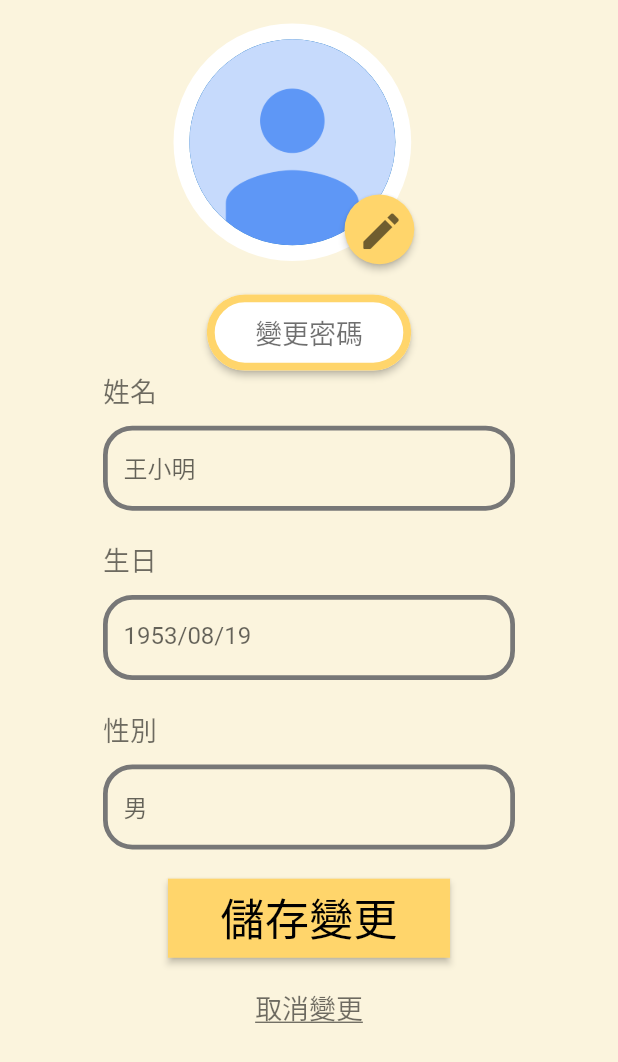
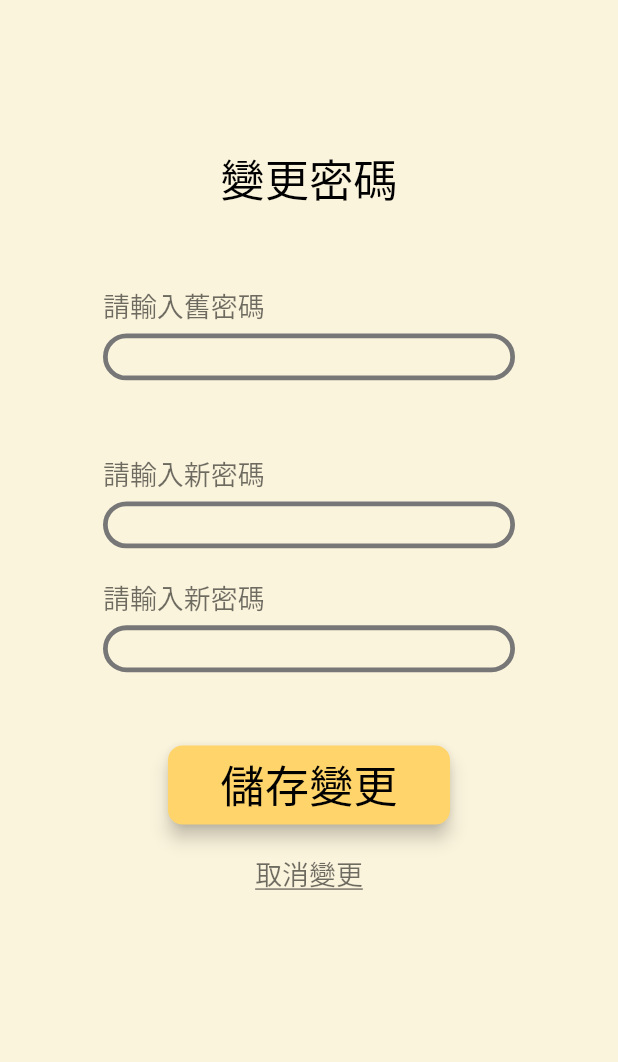
Before and after one commit to tsaoni/famistroy, a Flutter app: the EditPersonalInfoPage screen opened directly, after a tap on "變更密碼", on a phone screen of 412 x 824 dp. Shown: the top 1062 px of the screen. Run offline on Flutter 3.47's test engine with Material 2 defaults, Android fonts, the phone set to English and light mode, and no system bars; our stand-ins replace flutter_screenutil, image_picker, permission_handler, persistent_bottom_nav_bar; missing offline and left inert: flutter_sound.

Commit message:
Change password page layout

```diff
--- a/lib/info/edit_personal_page.dart
+++ b/lib/info/edit_personal_page.dart
@@ -2,8 +2,9 @@ import 'package:flutter/material.dart';
 
 import 'package:flutter_screenutil/flutter_screenutil.dart';
 
+import 'package:famistory/info/password_page.dart';
+import 'package:famistory/post/post_widgets.dart';
 import 'package:famistory/widgets/widgets.dart';
-import 'package:famistory/post/post_widgets.dart';
 
 class EditPersonalInfoPage extends StatefulWidget {
   const EditPersonalInfoPage({ Key? key }) : super(key: key);
@@ -67,7 +68,10 @@ class _EditPersonalInfoPageState extends State<EditPersonalInfoPage> {
 
                     RoundedElevatedButtonWithBorder(
                       onPressed: () {
-                        // TODO: add change pwd page
+                        Navigator.push(
+                          context,
+                          MaterialPageRoute(builder: (context) => ChangePasswordPage())
+                        );
                       },
                       backgroundColor: Colors.white,
                       borderColor: yellow,
@@ -85,6 +89,7 @@ class _EditPersonalInfoPageState extends State<EditPersonalInfoPage> {
 
                     RoundedRectElevatedButton(
                       backgroundColor: yellow,
+                      radius: 10.r,
                       onPressed: () {
                         // TODO: Update the data
                       },
--- /dev/null
+++ b/lib/info/password_page.dart
@@ -0,0 +1,192 @@
+import 'dart:convert';
+
+import 'package:flutter/material.dart';
+
+import 'package:crypto/crypto.dart';
+import 'package:flutter_screenutil/flutter_screenutil.dart';
+
+import 'package:famistory/widgets/widgets.dart';
+
+class ChangePasswordPage extends StatefulWidget {
+  const ChangePasswordPage({Key? key}) : super(key: key);
+
+  @override
+  State<ChangePasswordPage> createState() => _ChangePasswordPageState();
+}
+
+class _ChangePasswordPageState extends State<ChangePasswordPage> {
+
+  final _oldPasswordController = TextEditingController();
+  final _newPasswordController = TextEditingController();
+  final _checkPasswordController = TextEditingController();
+
+  bool _isValid = true;
+  bool _areSame = true;
+
+  @override
+  Widget build(BuildContext context) {
+    return Scaffold(
+      body: SafeArea(
+        child: Stack(
+          alignment: Alignment.topCenter,
+          children: [
+            Container(
+              color: lightYellow,
+            ),
+            SingleChildScrollView(
+              child: Column(
+                children: [
+                  SizedBox(height: 100.h,),
+                  Text("變更密碼", style: largeTextStyle,),
+                  SizedBox(height: 50.h,),
+
+                  Column(
+                    crossAxisAlignment: CrossAxisAlignment.start,
+                    children: [
+                      Text(
+                        _isValid ? "請輸入舊密碼" : "請輸入舊密碼(密碼錯誤)",
+                        style: _isValid
+                          ? TextStyle(fontSize: 17.sp, color: lightBlack)
+                          : TextStyle(fontSize: 17.sp, color: Colors.red),
+                      ),
+                      SizedBox(height: 5.h,),
+                      Container(
+                        decoration: BoxDecoration(
+                          border: Border.all(
+                            color: grey,
+                            width: 3.w,
+                          ),
+                          borderRadius: BorderRadius.circular(20.r)
+                        ),
+                        width: 260.w,
+                        height: 32.h,
+                        child: TextField(
+                          controller: _oldPasswordController,
+                          decoration: InputDecoration(
+                            border: InputBorder.none,
+                            contentPadding: EdgeInsets.symmetric(
+                              horizontal: 10.w,
+                              vertical: 13.h,
+                            ),
+                          ),
+                        ),
+                      ),
+                    ],
+                  ),
+
+                  SizedBox(height: 50.h,),
+
+                  Column(
+                    crossAxisAlignment: CrossAxisAlignment.start,
+                    children: [
+                      Text("請輸入新密碼", style: smallTextStyle),
+                      SizedBox(height: 5.h,),
+                      Container(
+                        decoration: BoxDecoration(
+                          border: Border.all(
+                            color: grey,
+                            width: 3.w,
+                          ),
+                          borderRadius: BorderRadius.circular(20.r)
+                        ),
+                        width: 260.w,
+                        height: 32.h,
+                        child: TextField(
+                          controller: _newPasswordController,
+                          decoration: InputDecoration(
+                            border: InputBorder.none,
+                            contentPadding: EdgeInsets.symmetric(
+                              horizontal: 10.w,
+                              vertical: 13.h,
+                            ),
+                          ),
+                        ),
+                      ),
+                    ],
+                  ),
+
+                  SizedBox(height: 20.h,),
+
+                  Column(
+                    crossAxisAlignment: CrossAxisAlignment.start,
+                    children: [
+                      Text(
+                        _areSame ? "請輸入新密碼" : "請輸入新密碼(新密碼不一致)",
+                        style: _areSame
+                          ? TextStyle(fontSize: 17.sp, color: lightBlack)
+                          : TextStyle(fontSize: 17.sp, color: Colors.red),
+                      ),
+                      SizedBox(height: 5.h,),
+                      Container(
+                        decoration: BoxDecoration(
+                          border: Border.all(
+                            color: grey,
+                            width: 3.w,
+                          ),
+                          borderRadius: BorderRadius.circular(20.r)
+                        ),
+                        width: 260.w,
+                        height: 32.h,
+                        child: TextField(
+                          controller: _checkPasswordController,
+                          decoration: InputDecoration(
+                            border: InputBorder.none,
+                            contentPadding: EdgeInsets.symmetric(
+                              horizontal: 10.w,
+                              vertical: 13.h,
+                            ),
+                          ),
+                        ),
+                      ),
+                    ],
+                  ),
+
+                  SizedBox(height: 50.h,),
+
+                  RoundedRectElevatedButton(
+                    backgroundColor: yellow,
+                    radius: 10.r,
+                    onPressed: () {
+                      // TODO:
+                      // fetch pwd from backend
+                      if (sha256.convert(utf8.encode(_oldPasswordController.text)) == sha256.convert(utf8.encode("Andy"))) {
+                        setState(() {
+                          _isValid = true;
+                        });
+                      }
+                      else {
+                        setState(() {
+                          _isValid = false;
+                        });
+                      }
+                      if (_newPasswordController.text != _checkPasswordController.text) {
+                        setState(() {
+                          _areSame = false;
+                        });
+                      }
+                      else {
+                        setState(() {
+                          _areSame = true;
+                        });
+                      }
+                      if (_isValid && _areSame) {
+                        // update to db
+                      }
+                      // Navigator.pop(context);
+                    },
+                    fixedSize: Size(178.w, 54.h),
+                    child: Text("儲存變更", style: largeTextStyle,),
+                  ),
+                  SizedBox(height: 20.h,),
+
+                  const CancelTextButton(),
+
+                ],
+              ),
+            ),
+          ],
+        ),
+      ),
+    );
+  }
+}
--- a/lib/widgets/widgets.dart
+++ b/lib/widgets/widgets.dart
@@ -42,6 +42,7 @@ class RoundedRectElevatedButton extends StatelessWidget {
     return ElevatedButton(
       onPressed: onPressed,
       style: ElevatedButton.styleFrom(
+        elevation: 5,
         fixedSize: fixedSize,
         primary: backgroundColor,
         shape: RoundedRectangleBorder(
@@ -151,7 +152,7 @@ class OneTextInputField extends StatelessWidget {
       crossAxisAlignment: CrossAxisAlignment.start,
       children: [
         Text(title, style: smallTextStyle),
-        SizedBox(height: 10.h,),
+        SizedBox(height: 5.h,),
         Container(
           decoration: BoxDecoration(
             border: Border.all(
--- a/pubspec.yaml
+++ b/pubspec.yaml
@@ -44,6 +44,7 @@ dependencies:
   path_provider: ^2.0.10
   permission_handler: ^9.2.0
   flutter_sound: ^9.2.13
+  crypto: ^3.0.2
 
 dev_dependencies:
   flutter_test:
```
Also changed, not shown: pubspec.lock, 1 other file.
